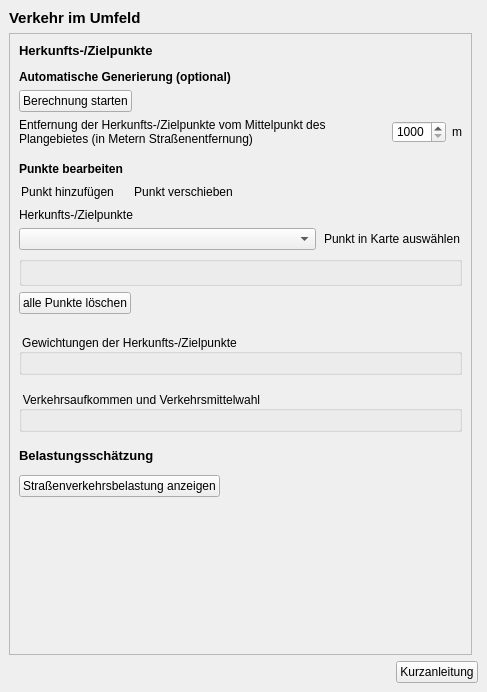
Before: the Qt Designer form ui/domain_03-ViU.ui in projektcheck/ProjektCheck-QGIS, drawn with Qt 5.
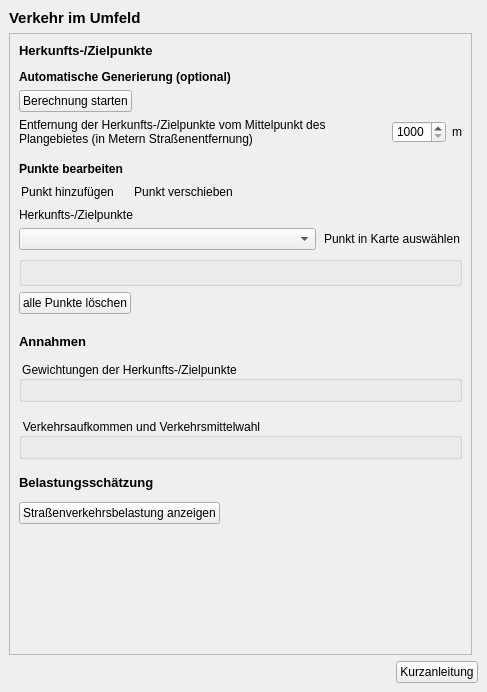
After: the same form once the commit is applied. Icons and pictures are not drawn.

What changed in the file:
```diff
--- a/ui/domain_03-ViU.ui
+++ b/ui/domain_03-ViU.ui
@@ -376,7 +376,7 @@
            </spacer>
           </item>
           <item>
-           <widget class="QPushButton" name="add_transfer_node_button_2">
+           <widget class="QPushButton" name="move_transfer_node_button">
             <property name="sizePolicy">
              <sizepolicy hsizetype="Fixed" vsizetype="Fixed">
               <horstretch>0</horstretch>
@@ -586,6 +586,39 @@
            <property name="bottomMargin">
             <number>0</number>
            </property>
+           <item>
+            <widget class="QLabel" name="label_3">
+             <property name="font">
+              <font>
+               <pointsize>10</pointsize>
+               <weight>75</weight>
+               <bold>true</bold>
+              </font>
+             </property>
+             <property name="toolTip">
+              <string/>
+             </property>
+             <property name="text">
+              <string>Annahmen</string>
+             </property>
+            </widget>
+           </item>
+           <item>
+            <spacer name="verticalSpacer_10">
+             <property name="orientation">
+              <enum>Qt::Vertical</enum>
+             </property>
+             <property name="sizeType">
+              <enum>QSizePolicy::Fixed</enum>
+             </property>
+             <property name="sizeHint" stdset="0">
+              <size>
+               <width>20</width>
+               <height>6</height>
+              </size>
+             </property>
+            </spacer>
+           </item>
            <item>
             <widget class="QGroupBox" name="weights_group">
              <property name="title">
@@ -634,9 +667,6 @@
              </property>
             </spacer>
            </item>
-          </layout>
-         </widget>
-        </item>
         <item>
          <widget class="QLabel" name="label_2">
           <property name="font">
@@ -655,7 +685,7 @@
          </widget>
         </item>
         <item>
-         <spacer name="verticalSpacer_6">
+            <spacer name="verticalSpacer_11">
           <property name="orientation">
            <enum>Qt::Vertical</enum>
           </property>
@@ -709,6 +739,9 @@
            </spacer>
           </item>
          </layout>
+           </item>
+          </layout>
+         </widget>
         </item>
         <item>
          <spacer name="verticalSpacer">
```
Lines whose indentation alone changed are shown as unchanged.
